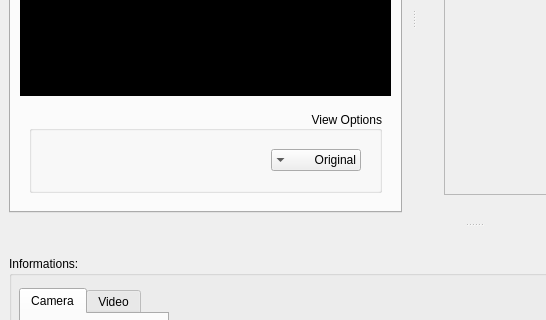
robocin/vss-vision, file src/Windows/MainVSSWindow.ui: the form before one commit; both pictures show x 0 to 546 and y 205 to 525 of the 947 by 642 pixel window.
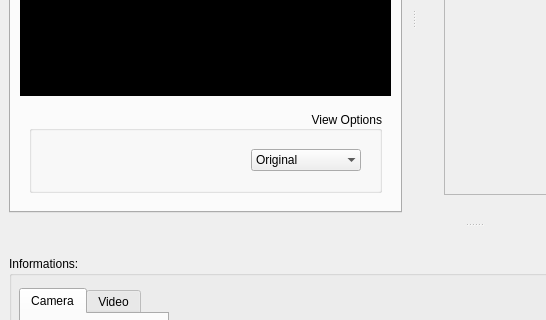
The form after the commit. Icons and pictures are not drawn.

Diff of the .ui file:
```diff
--- a/src/Windows/MainVSSWindow.ui
+++ b/src/Windows/MainVSSWindow.ui
@@ -137,12 +137,12 @@
                   <widget class="QComboBox" name="visualizationComboBox">
                    <property name="minimumSize">
                     <size>
-                     <width>90</width>
+                     <width>110</width>
                      <height>22</height>
                     </size>
                    </property>
                    <property name="layoutDirection">
-                    <enum>Qt::RightToLeft</enum>
+                    <enum>Qt::LeftToRight</enum>
                    </property>
                    <property name="sizeAdjustPolicy">
                     <enum>QComboBox::AdjustToMinimumContentsLength</enum>
```
